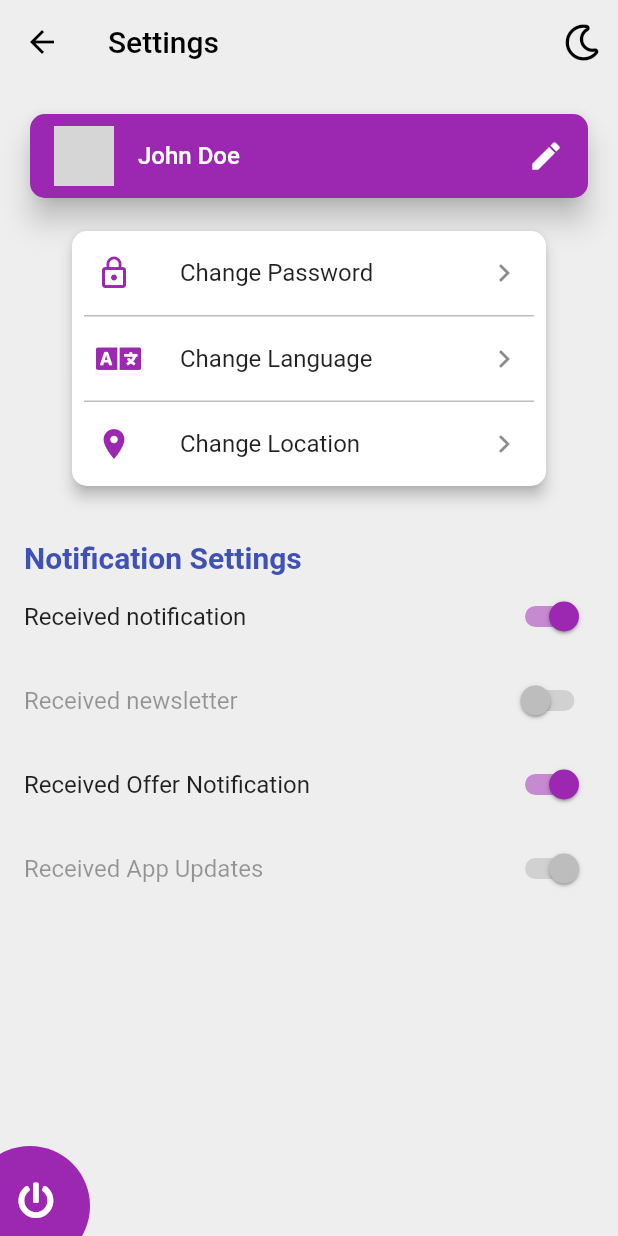
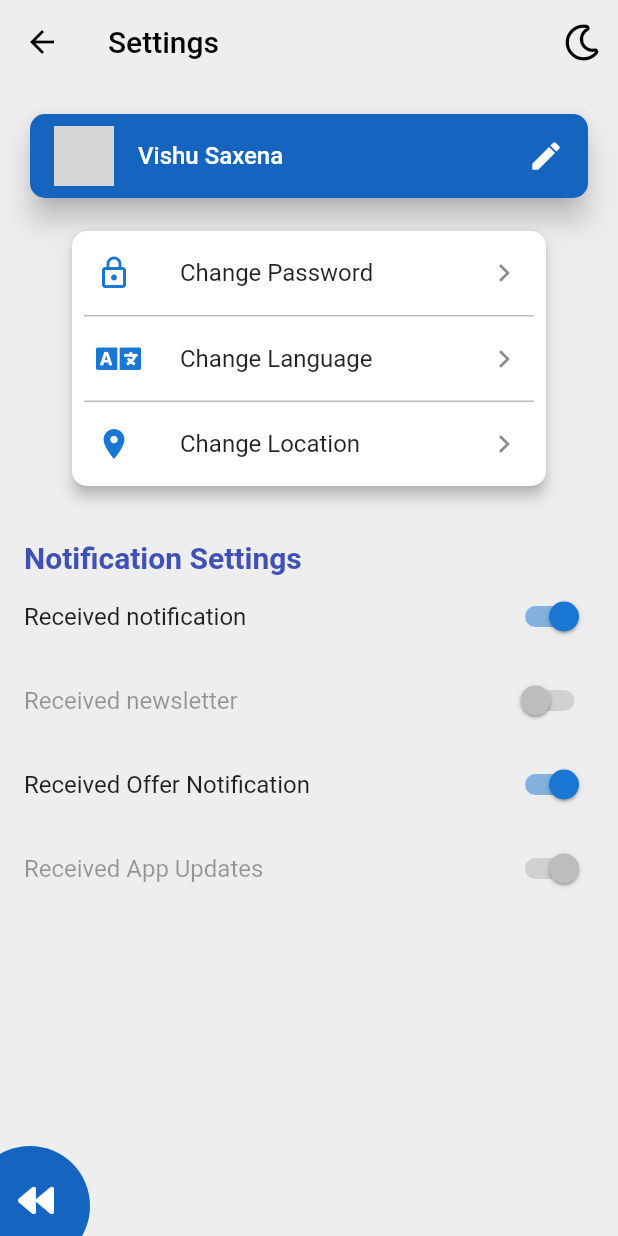
Before and after one commit to HackRx2-0/ps5_sprinters, a Flutter app: the SettingsOnePage screen opened directly, on a phone screen of 412 x 824 dp. Run offline on Flutter 3.47's test engine with Material 2 defaults, Android fonts, the phone set to English and light mode, and no system bars; our stand-ins replace font_awesome_flutter, webview_flutter; network calls fail; grey boxes are pictures that could not be loaded.

Commit message:
Added settings screen

```diff
--- a/lib/screens/settings.dart
+++ b/lib/screens/settings.dart
@@ -61,13 +61,13 @@ class _SettingsOnePageState extends State<SettingsOnePage> {
                     elevation: 8.0,
                     shape: RoundedRectangleBorder(
                         borderRadius: BorderRadius.circular(10.0)),
-                    color: Colors.purple,
+                    color: Colors.blue[800],
                     child: ListTile(
                       onTap: () {
                         //open edit profile
                       },
                       title: Text(
-                        "John Doe",
+                        "Vishu Saxena",
                         style: TextStyle(
                           color: Colors.white,
                           fontWeight: FontWeight.w500,
@@ -75,7 +75,7 @@ class _SettingsOnePageState extends State<SettingsOnePage> {
                       ),
                       leading: CircleAvatar(
                         backgroundImage: NetworkImage(
-                            'https://images.unsplash.com/photo-1541647376583-8934aaf3448a?ixlib=rb-1.2.1&ixid=MnwxMjA3fDB8MHxwaG90by1wYWdlfHx8fGVufDB8fHx8&auto=format&fit=crop&w=634&q=80'),
+                            'https://images.unsplash.com/photo-1492562080023-ab3db95bfbce?ixlib=rb-1.2.1&ixid=MnwxMjA3fDB8MHxwaG90by1wYWdlfHx8fGVufDB8fHx8&auto=format&fit=crop&w=1331&q=80'),
                       ),
                       trailing: Icon(
                         Icons.edit,
@@ -94,7 +94,7 @@ class _SettingsOnePageState extends State<SettingsOnePage> {
                         ListTile(
                           leading: Icon(
                             Icons.lock_outline,
-                            color: Colors.purple,
+                            color: Colors.blue[700],
                           ),
                           title: Text("Change Password"),
                           trailing: Icon(Icons.keyboard_arrow_right),
@@ -106,7 +106,7 @@ class _SettingsOnePageState extends State<SettingsOnePage> {
                         ListTile(
                           leading: Icon(
                             FontAwesomeIcons.language,
-                            color: Colors.purple,
+                            color: Colors.blue[700],
                           ),
                           title: Text("Change Language"),
                           trailing: Icon(Icons.keyboard_arrow_right),
@@ -118,7 +118,7 @@ class _SettingsOnePageState extends State<SettingsOnePage> {
                         ListTile(
                           leading: Icon(
                             Icons.location_on,
-                            color: Colors.purple,
+                            color: Colors.blue[700],
                           ),
                           title: Text("Change Location"),
                           trailing: Icon(Icons.keyboard_arrow_right),
@@ -139,28 +139,28 @@ class _SettingsOnePageState extends State<SettingsOnePage> {
                     ),
                   ),
                   SwitchListTile(
-                    activeColor: Colors.purple,
+                    activeColor: Colors.blue[700],
                     contentPadding: const EdgeInsets.all(0),
                     value: true,
                     title: Text("Received notification"),
                     onChanged: (val) {},
                   ),
                   SwitchListTile(
-                    activeColor: Colors.purple,
+                    activeColor: Colors.blue[700],
                     contentPadding: const EdgeInsets.all(0),
                     value: false,
                     title: Text("Received newsletter"),
                     onChanged: null,
                   ),
                   SwitchListTile(
-                    activeColor: Colors.purple,
+                    activeColor: Colors.blue[700],
                     contentPadding: const EdgeInsets.all(0),
                     value: true,
                     title: Text("Received Offer Notification"),
                     onChanged: (val) {},
                   ),
                   SwitchListTile(
-                    activeColor: Colors.purple,
+                    activeColor: Colors.blue[700],
                     contentPadding: const EdgeInsets.all(0),
                     value: true,
                     title: Text("Received App Updates"),
@@ -178,7 +178,7 @@ class _SettingsOnePageState extends State<SettingsOnePage> {
                 height: 80,
                 alignment: Alignment.center,
                 decoration: BoxDecoration(
-                  color: Colors.purple,
+                  color: Colors.blue[800],
                   shape: BoxShape.circle,
                 ),
               ),
@@ -188,10 +188,11 @@ class _SettingsOnePageState extends State<SettingsOnePage> {
               left: 00,
               child: IconButton(
                 icon: Icon(
-                  FontAwesomeIcons.powerOff,
+                  FontAwesomeIcons.backward,
                   color: Colors.white,
                 ),
                 onPressed: () {
+                  Navigator.of(context).pop();
                   //log out
                 },
               ),
--- a/lib/widgets/app_drawer.dart
+++ b/lib/widgets/app_drawer.dart
@@ -1,4 +1,6 @@
 import 'package:flutter/material.dart';
+
+import '../screens/settings.dart';
 
 class AppDrawer extends StatelessWidget {
   @override
@@ -88,7 +90,12 @@ class AppDrawer extends StatelessWidget {
           ListTile(
             leading: Icon(Icons.settings),
             title: Text('Settings'),
-            onTap: () {},
+            onTap: () {
+              Navigator.push(
+                context,
+                MaterialPageRoute(builder: (context) => SettingsOnePage()),
+              );
+            },
           ),
           Divider(),
           ListTile(
```
